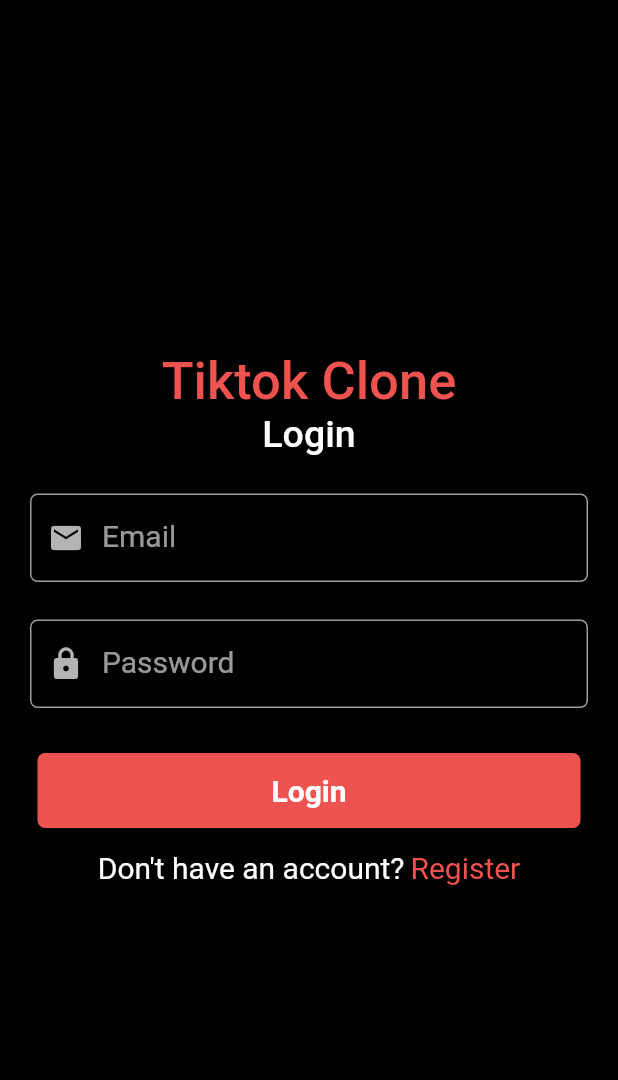
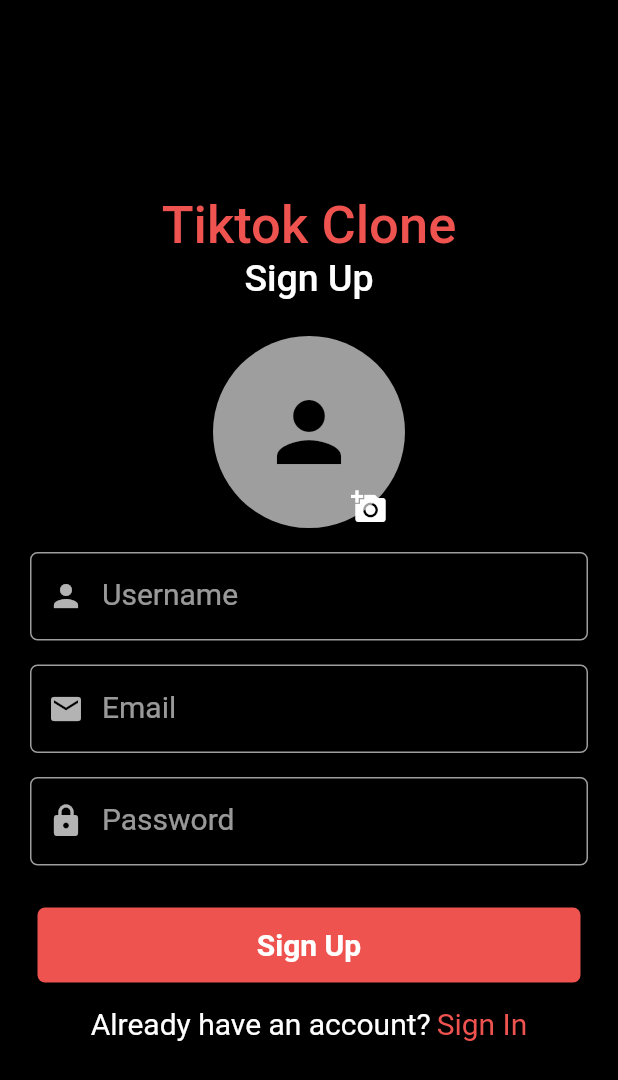
Before and after one commit to willyhystor/tiktok_app, a Flutter app: the screen it shows after launch, on a phone screen of 412 x 824 dp. Shown: the top 1080 px of the screen. Run offline on Flutter 3.47's test engine with Material 2 defaults, Android fonts, the phone set to English and light mode, and no system bars.

Commit message:
Created sign in screen

```diff
--- a/lib/main.dart
+++ b/lib/main.dart
@@ -1,6 +1,7 @@
 import 'package:flutter/material.dart';
 import 'package:tiktok_app/constants.dart';
-import 'package:tiktok_app/views/screens/login_screen.dart';
+import 'package:tiktok_app/views/screens/sign_in_screen.dart';
+import 'package:tiktok_app/views/screens/sign_up_screen.dart';
 
 void main() {
   runApp(const MainApp());
@@ -16,7 +17,7 @@
         scaffoldBackgroundColor: backgroundColor,
       ),
       title: 'TikTok clone',
-      home: const LoginScreen(),
+      home: const SignUpScreen(),
     );
   }
 }
--- a/lib/views/screens/login_screen.dart
+++ /dev/null
@@ -1,115 +0,0 @@
-import 'package:flutter/material.dart';
-import 'package:tiktok_app/constants.dart';
-import 'package:tiktok_app/views/widgets/text_input_field.dart';
-
-class LoginScreen extends StatefulWidget {
-  const LoginScreen({super.key});
-
-  @override
-  State<LoginScreen> createState() => _LoginScreenState();
-}
-
-class _LoginScreenState extends State<LoginScreen> {
-  final TextEditingController _emailController = TextEditingController();
-  final TextEditingController _passwordController = TextEditingController();
-
-  @override
-  void dispose() {
-    _emailController.dispose();
-    _passwordController.dispose();
-
-    super.dispose();
-  }
-
-  @override
-  Widget build(BuildContext context) {
-    return Scaffold(
-      body: Container(
-        alignment: Alignment.center,
-        child: Column(
-          mainAxisAlignment: MainAxisAlignment.center,
-          children: [
-            Text(
-              'Tiktok Clone',
-              style: TextStyle(
-                fontSize: 35,
-                color: buttonColor,
-                fontWeight: FontWeight.w500,
-              ),
-            ),
-            const Text(
-              'Login',
-              style: TextStyle(
-                fontSize: 25,
-                fontWeight: FontWeight.w500,
-              ),
-            ),
-            const SizedBox(height: 25),
-            Container(
-              margin: const EdgeInsets.symmetric(horizontal: 20),
-              child: TextInputField(
-                controller: _emailController,
-                labelText: 'Email',
-                icon: Icons.email,
-              ),
-            ),
-            const SizedBox(height: 25),
-            Container(
-              margin: const EdgeInsets.symmetric(horizontal: 20),
-              child: TextInputField(
-                controller: _passwordController,
-                labelText: 'Password',
-                icon: Icons.lock,
-                isObscure: true,
-              ),
-            ),
-            const SizedBox(height: 30),
-            Container(
-              width: MediaQuery.of(context).size.width - 50,
-              height: 50,
-              decoration: BoxDecoration(
-                color: buttonColor,
-                borderRadius: BorderRadius.circular(5),
-              ),
-              child: InkWell(
-                onTap: () {},
-                child: const Center(
-                  child: Text(
-                    'Login',
-                    style: TextStyle(
-                      fontSize: 20,
-                      fontWeight: FontWeight.w700,
-                    ),
-                  ),
-                ),
-              ),
-            ),
-            const SizedBox(height: 15),
-            Row(
-              mainAxisAlignment: MainAxisAlignment.center,
-              children: [
-                const Text(
-                  'Don\'t have an account?',
-                  style: TextStyle(
-                    fontSize: 20,
-                  ),
-                ),
-                const SizedBox(width: 4),
-                InkWell(
-                  onTap: () {},
-                  child: Text(
-                    'Register',
-                    style: TextStyle(
-                      fontSize: 20,
-                      color: buttonColor,
-                    ),
-                  ),
-                ),
-              ],
-            )
-          ],
-        ),
-      ),
-    );
-  }
-}
--- /dev/null
+++ b/lib/views/screens/sign_in_screen.dart
@@ -0,0 +1,118 @@
+import 'package:flutter/material.dart';
+import 'package:tiktok_app/constants.dart';
+import 'package:tiktok_app/views/widgets/text_input_field.dart';
+
+class SignInScreen extends StatefulWidget {
+  const SignInScreen({super.key});
+
+  @override
+  State<SignInScreen> createState() => _SignInScreenState();
+}
+
+class _SignInScreenState extends State<SignInScreen> {
+  final TextEditingController _emailController = TextEditingController();
+  final TextEditingController _passwordController = TextEditingController();
+
+  @override
+  void dispose() {
+    _emailController.dispose();
+    _passwordController.dispose();
+
+    super.dispose();
+  }
+
+  @override
+  Widget build(BuildContext context) {
+    return GestureDetector(
+      onTap: () => FocusManager.instance.primaryFocus?.unfocus(),
+      child: Scaffold(
+        body: Container(
+          alignment: Alignment.center,
+          child: Column(
+            mainAxisAlignment: MainAxisAlignment.center,
+            children: [
+              Text(
+                'Tiktok Clone',
+                style: TextStyle(
+                  fontSize: 35,
+                  color: buttonColor,
+                  fontWeight: FontWeight.w500,
+                ),
+              ),
+              const Text(
+                'Sign In',
+                style: TextStyle(
+                  fontSize: 25,
+                  fontWeight: FontWeight.w500,
+                ),
+              ),
+              const SizedBox(height: 24),
+              Container(
+                margin: const EdgeInsets.symmetric(horizontal: 20),
+                child: TextInputField(
+                  controller: _emailController,
+                  labelText: 'Email',
+                  icon: Icons.email,
+                ),
+              ),
+              const SizedBox(height: 16),
+              Container(
+                margin: const EdgeInsets.symmetric(horizontal: 20),
+                child: TextInputField(
+                  controller: _passwordController,
+                  labelText: 'Password',
+                  icon: Icons.lock,
+                  isObscure: true,
+                ),
+              ),
+              const SizedBox(height: 28),
+              Container(
+                width: MediaQuery.of(context).size.width - 50,
+                height: 50,
+                decoration: BoxDecoration(
+                  color: buttonColor,
+                  borderRadius: BorderRadius.circular(5),
+                ),
+                child: InkWell(
+                  onTap: () {},
+                  child: const Center(
+                    child: Text(
+                      'Sign In',
+                      style: TextStyle(
+                        fontSize: 20,
+                        fontWeight: FontWeight.w700,
+                      ),
+                    ),
+                  ),
+                ),
+              ),
+              const SizedBox(height: 16),
+              Row(
+                mainAxisAlignment: MainAxisAlignment.center,
+                children: [
+                  const Text(
+                    'Don\'t have an account?',
+                    style: TextStyle(
+                      fontSize: 20,
+                    ),
+                  ),
+                  const SizedBox(width: 4),
+                  InkWell(
+                    onTap: () {},
+                    child: Text(
+                      'Sign Up',
+                      style: TextStyle(
+                        fontSize: 20,
+                        color: buttonColor,
+                      ),
+                    ),
+                  ),
+                ],
+              )
+            ],
+          ),
+        ),
+      ),
+    );
+  }
+}
--- /dev/null
+++ b/lib/views/screens/sign_up_screen.dart
@@ -0,0 +1,151 @@
+import 'package:flutter/material.dart';
+import 'package:tiktok_app/constants.dart';
+import 'package:tiktok_app/views/widgets/text_input_field.dart';
+
+class SignUpScreen extends StatefulWidget {
+  const SignUpScreen({super.key});
+
+  @override
+  State<SignUpScreen> createState() => _SignUpScreenState();
+}
+
+class _SignUpScreenState extends State<SignUpScreen> {
+  final TextEditingController _emailController = TextEditingController();
+  final TextEditingController _passwordController = TextEditingController();
+  final TextEditingController _usernameController = TextEditingController();
+
+  @override
+  void dispose() {
+    _emailController.dispose();
+    _passwordController.dispose();
+    _usernameController.dispose();
+
+    super.dispose();
+  }
+
+  @override
+  Widget build(BuildContext context) {
+    return GestureDetector(
+      onTap: () => FocusManager.instance.primaryFocus?.unfocus(),
+      child: Scaffold(
+        body: Container(
+          alignment: Alignment.center,
+          child: Column(
+            mainAxisAlignment: MainAxisAlignment.center,
+            children: [
+              Text(
+                'Tiktok Clone',
+                style: TextStyle(
+                  fontSize: 35,
+                  color: buttonColor,
+                  fontWeight: FontWeight.w500,
+                ),
+              ),
+              const Text(
+                'Sign Up',
+                style: TextStyle(
+                  fontSize: 25,
+                  fontWeight: FontWeight.w500,
+                ),
+              ),
+              const SizedBox(height: 24),
+              Stack(
+                children: [
+                  const CircleAvatar(
+                    radius: 64,
+                    backgroundColor: Colors.grey,
+                    child: Icon(
+                      Icons.person,
+                      size: 64,
+                    ),
+                  ),
+                  Positioned(
+                    bottom: -10,
+                    left: 80,
+                    child: IconButton(
+                      onPressed: () {},
+                      icon: const Icon(Icons.add_a_photo),
+                    ),
+                  ),
+                ],
+              ),
+              const SizedBox(height: 16),
+              Container(
+                margin: const EdgeInsets.symmetric(horizontal: 20),
+                child: TextInputField(
+                  controller: _usernameController,
+                  labelText: 'Username',
+                  icon: Icons.person,
+                  isObscure: true,
+                ),
+              ),
+              const SizedBox(height: 16),
+              Container(
+                margin: const EdgeInsets.symmetric(horizontal: 20),
+                child: TextInputField(
+                  controller: _emailController,
+                  labelText: 'Email',
+                  icon: Icons.email,
+                ),
+              ),
+              const SizedBox(height: 16),
+              Container(
+                margin: const EdgeInsets.symmetric(horizontal: 20),
+                child: TextInputField(
+                  controller: _passwordController,
+                  labelText: 'Password',
+                  icon: Icons.lock,
+                  isObscure: true,
+                ),
+              ),
+              const SizedBox(height: 28),
+              Container(
+                width: MediaQuery.of(context).size.width - 50,
+                height: 50,
+                decoration: BoxDecoration(
+                  color: buttonColor,
+                  borderRadius: BorderRadius.circular(5),
+                ),
+                child: InkWell(
+                  onTap: () {},
+                  child: const Center(
+                    child: Text(
+                      'Sign Up',
+                      style: TextStyle(
+                        fontSize: 20,
+                        fontWeight: FontWeight.w700,
+                      ),
+                    ),
+                  ),
+                ),
+              ),
+              const SizedBox(height: 16),
+              Row(
+                mainAxisAlignment: MainAxisAlignment.center,
+                children: [
+                  const Text(
+                    'Already have an account?',
+                    style: TextStyle(
+                      fontSize: 20,
+                    ),
+                  ),
+                  const SizedBox(width: 4),
+                  InkWell(
+                    onTap: () {},
+                    child: Text(
+                      'Sign In',
+                      style: TextStyle(
+                        fontSize: 20,
+                        color: buttonColor,
+                      ),
+                    ),
+                  ),
+                ],
+              )
+            ],
+          ),
+        ),
+      ),
+    );
+  }
+}
```
